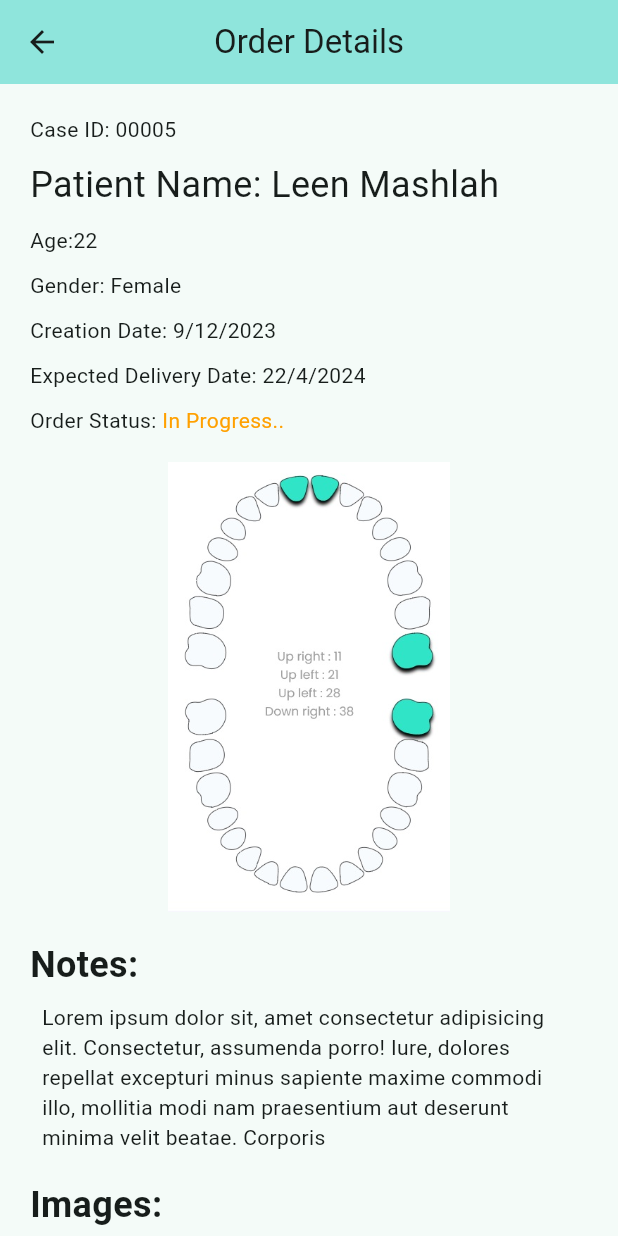
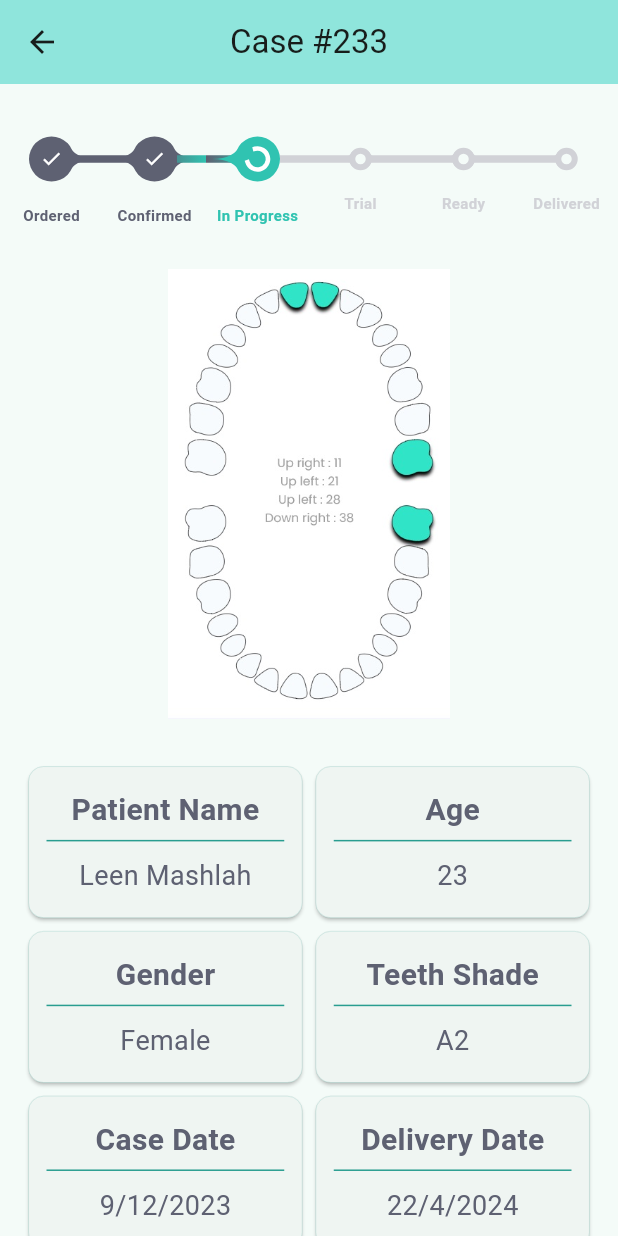
Before and after one commit to CS-PRO1/Project_Lambda_Dental, a Flutter app: the OrderDetailsScreen screen opened by its route, on a phone screen of 412 x 824 dp. Run offline on Flutter 3.47's test engine with Material 3 defaults, Android fonts, the phone set to English and light mode, and no system bars; drawn by our look-alikes of timelines; our stand-ins replace dio, fluttertoast, get, image_picker, path_drawing, shared_preferences; accounts and stored records are empty.

Commit message:
Orderdetails redesign #1

```diff
--- a/lib/View/basics/LoginScreen.dart
+++ b/lib/View/basics/LoginScreen.dart
@@ -121,7 +121,7 @@ class LoginScreen extends GetView {
                                           //       emailcontroller.text,
                                           //       passwordcontroller.text);
                                           // }
-                                          Get.toNamed('/orderlist');
+                                          Get.offAndToNamed('/orderlist');
                                         },
                                         child: Container(
                                           decoration: BoxDecoration(
--- a/lib/View/bill/bills.dart
+++ b/lib/View/bill/bills.dart
@@ -48,7 +48,7 @@ class Bills extends GetView {
     return Padding(
       padding: const EdgeInsets.all(15.0),
       child: InkWell(
-        onTap: () {},
+        onTap: () => Get.toNamed('billdetails'),
         child: Row(
           mainAxisAlignment: MainAxisAlignment.spaceBetween,
           children: [
--- a/lib/View/order/OrderDetailsScreen.dart
+++ b/lib/View/order/OrderDetailsScreen.dart
@@ -2,7 +2,38 @@ import 'package:flutter/cupertino.dart';
 import 'package:flutter/material.dart';
 import 'package:flutter/widgets.dart';
 import 'package:get/get.dart';
+import 'package:project_lambda_dental/shared/component/components.dart';
 import 'package:project_lambda_dental/shared/component/constants.dart';
+
+import '../../shared/component/ProcessTimeline.dart';
+
+const _orderdetailstitles = [
+  'Patient Name',
+  'Age',
+  'Gender',
+  'Teeth Shade',
+  'Case Date',
+  'Delivery Date',
+  'Repeat Case?',
+  'Need Trial?',
+];
+
+const _orderdetailsinfo = [
+  'Leen Mashlah',
+  '23',
+  'Female',
+  'A2',
+  '9/12/2023',
+  '22/4/2024',
+  'No',
+  'No',
+];
+
+const _orderdetailsicons = [
+  Icon(Icons.abc),
+  Icon(Icons.abc),
+  Icon(Icons.abc),
+];
 
 class OrderDetailsScreen extends StatelessWidget {
   const OrderDetailsScreen({super.key});
@@ -10,62 +41,26 @@ class OrderDetailsScreen extends StatelessWidget {
   @override
   Widget build(BuildContext context) {
     return Scaffold(
+      //backgroundColor: bgdark,
       appBar: AppBar(
-        title: Text('Order Details'.tr),
+        elevation: 0,
+        scrolledUnderElevation: 0,
+        title: Text(
+          'Case #'.tr + '233',
+        ),
         backgroundColor: cyan200,
         centerTitle: true,
       ),
       body: SingleChildScrollView(
         physics: BouncingScrollPhysics(),
-        child: Padding(
-          padding: const EdgeInsets.all(20.0),
         child: Column(
-            //mainAxisAlignment: MainAxisAlignment.center,
+          children: [
+            processTimeline(context),
+            Padding(
+              padding: const EdgeInsets.all(15.0),
+              child: Column(
                 crossAxisAlignment: CrossAxisAlignment.start,
                 children: [
-              Text('Case ID: '.tr + '00005'),
-              SizedBox(
-                height: 10,
-              ),
-              Text(
-                'Patient Name: '.tr + 'Leen Mashlah',
-                style: TextStyle(
-                  fontSize: 24,
-                ),
-              ),
-              SizedBox(
-                height: 10,
-              ),
-              Text('Age:'.tr + '22'),
-              SizedBox(
-                height: 10,
-              ),
-              Text('Gender: '.tr + 'Female'.tr),
-              SizedBox(
-                height: 10,
-              ),
-              Text('Creation Date: ' + '9/12/2023'),
-              SizedBox(
-                height: 10,
-              ),
-              Text('Expected Delivery Date: ' + '22/4/2024'),
-              SizedBox(
-                height: 10,
-              ),
-              Row(
-                children: [
-                  Text('Order Status: '.tr),
-                  Text(
-                    'In Progress..'.tr,
-                    style: TextStyle(
-                      color: Colors.amber[700],
-                    ),
-                  ),
-                ],
-              ),
-              SizedBox(
-                height: 10,
-              ),
                   Center(
                     child: Padding(
                       padding: const EdgeInsets.all(8.0),
@@ -78,15 +73,30 @@ class OrderDetailsScreen extends StatelessWidget {
                   SizedBox(
                     height: 10,
                   ),
-              Text(
-                'Notes:'.tr,
-                style: TextStyle(fontWeight: FontWeight.bold, fontSize: 24),
+                  SizedBox(
+                    height: 10,
                   ),
-              Padding(
-                padding: const EdgeInsets.all(8.0),
-                child: Text(
+                  GridView.count(
+                      childAspectRatio: 1.75,
+                      physics: NeverScrollableScrollPhysics(),
+                      shrinkWrap: true,
+                      crossAxisCount: 2,
+                      crossAxisSpacing: 1,
+                      mainAxisSpacing: 1,
+                      children: List.generate(
+                          _orderdetailstitles.length,
+                          (index) => orderdetailsCard(
+                                title: _orderdetailstitles[index],
+                                description: _orderdetailsinfo[index],
+                              ))),
+                  SizedBox(
+                    height: 10,
+                  ),
+                  orderdetailsCard(
+                      centertitle: false,
+                      title: 'Notes: ',
+                      description:
                           'Lorem ipsum dolor sit, amet consectetur adipisicing elit. Consectetur, assumenda porro! Iure, dolores repellat excepturi minus sapiente maxime commodi illo, mollitia modi nam praesentium aut deserunt minima velit beatae. Corporis'),
-              ),
                   SizedBox(
                     height: 10,
                   ),
@@ -294,6 +304,8 @@ class OrderDetailsScreen extends StatelessWidget {
                 ],
               ),
             ),
+          ],
+        ),
       ),
     );
   }
--- /dev/null
+++ b/lib/shared/component/ProcessTimeline.dart
@@ -0,0 +1,234 @@
+import 'dart:math';
+import 'dart:ui';
+//import 'dart:ffi';
+
+import 'package:flutter/material.dart';
+import 'package:project_lambda_dental/shared/component/constants.dart';
+import 'package:timelines/timelines.dart';
+
+const kTileHeight = 50.0;
+
+const completeColor = Color(0xff5e6172);
+const inProgressColor = cyan300;
+const todoColor = Color(0xffd1d2d7);
+
+const _processes = [
+  'Ordered',
+  'Confirmed',
+  'In Progress',
+  'Trial',
+  'Ready',
+  'Delivered',
+];
+
+Widget processTimeline(BuildContext context) {
+  int _processIndex = 2;
+
+  Color getColor(int index) {
+    if (index == _processIndex) {
+      return inProgressColor;
+    } else if (index < _processIndex) {
+      return completeColor;
+    } else {
+      return todoColor;
+    }
+  }
+
+  return SizedBox(
+    height: 100,
+    width: MediaQuery.of(context).size.width,
+    child: Timeline.tileBuilder(
+      theme: TimelineThemeData(
+        direction: Axis.horizontal,
+        connectorTheme: ConnectorThemeData(
+          space: 30.0,
+          thickness: 5.0,
+        ),
+      ),
+      builder: TimelineTileBuilder.connected(
+        connectionDirection: ConnectionDirection.before,
+        itemExtentBuilder: (_, __) =>
+            MediaQuery.of(context).size.width / _processes.length,
+        oppositeContentsBuilder: (context, index) {
+          return Padding(
+            padding: const EdgeInsets.only(bottom: 15.0),
+          );
+        },
+        contentsBuilder: (context, index) {
+          return Padding(
+            padding: const EdgeInsets.only(top: 15.0),
+            child: Text(
+              _processes[index],
+              style: TextStyle(
+                fontWeight: FontWeight.bold,
+                fontSize: 10,
+                color: getColor(index),
+              ),
+            ),
+          );
+        },
+        indicatorBuilder: (_, index) {
+          var color;
+          var child;
+          if (index == _processIndex) {
+            color = inProgressColor;
+            child = Padding(
+              padding: const EdgeInsets.all(8.0),
+              child: CircularProgressIndicator(
+                strokeWidth: 3.0,
+                valueColor: AlwaysStoppedAnimation(Colors.white),
+              ),
+            );
+          } else if (index < _processIndex) {
+            color = completeColor;
+            child = Icon(
+              Icons.check,
+              color: Colors.white,
+              size: 15.0,
+            );
+          } else {
+            color = todoColor;
+          }
+
+          if (index <= _processIndex) {
+            return Stack(
+              children: [
+                CustomPaint(
+                  size: Size(30.0, 30.0),
+                  painter: _BezierPainter(
+                    color: color,
+                    drawStart: index > 0,
+                    drawEnd: index < _processIndex,
+                  ),
+                ),
+                DotIndicator(
+                  size: 30.0,
+                  color: color,
+                  child: child,
+                ),
+              ],
+            );
+          } else {
+            return Stack(
+              children: [
+                CustomPaint(
+                  size: Size(15.0, 15.0),
+                  painter: _BezierPainter(
+                    color: color,
+                    drawEnd: index < _processes.length - 1,
+                  ),
+                ),
+                OutlinedDotIndicator(
+                  borderWidth: 4.0,
+                  color: color,
+                ),
+              ],
+            );
+          }
+        },
+        connectorBuilder: (_, index, type) {
+          if (index > 0) {
+            if (index == _processIndex) {
+              final prevColor = getColor(index - 1);
+              final color = getColor(index);
+              List<Color> gradientColors;
+              if (type == ConnectorType.start) {
+                gradientColors = [Color.lerp(prevColor, color, 0.5)!, color];
+              } else {
+                gradientColors = [
+                  prevColor,
+                  Color.lerp(prevColor, color, 0.5)!
+                ];
+              }
+              return DecoratedLineConnector(
+                decoration: BoxDecoration(
+                  gradient: LinearGradient(
+                    colors: gradientColors,
+                  ),
+                ),
+              );
+            } else {
+              return SolidLineConnector(
+                color: getColor(index),
+              );
+            }
+          } else {
+            return null;
+          }
+        },
+        itemCount: _processes.length,
+      ),
+    ),
+  );
+}
+
+/// hardcoded bezier painter
+/// TODO: Bezier curve into package component
+class _BezierPainter extends CustomPainter {
+  const _BezierPainter({
+    required this.color,
+    this.drawStart = true,
+    this.drawEnd = true,
+  });
+
+  final Color color;
+  final bool drawStart;
+  final bool drawEnd;
+
+  Offset _offset(double radius, double angle) {
+    return Offset(
+      radius * cos(angle) + radius,
+      radius * sin(angle) + radius,
+    );
+  }
+
+  @override
+  void paint(Canvas canvas, Size size) {
+    final paint = Paint()
+      ..style = PaintingStyle.fill
+      ..color = color;
+
+    final radius = size.width / 2;
+
+    var angle;
+    var offset1;
+    var offset2;
+
+    var path;
+
+    if (drawStart) {
+      angle = 3 * pi / 4;
+      offset1 = _offset(radius, angle);
+      offset2 = _offset(radius, -angle);
+      path = Path()
+        ..moveTo(offset1.dx, offset1.dy)
+        ..quadraticBezierTo(0.0, size.height / 2, -radius,
+            radius) // TODO connector start & gradient
+        ..quadraticBezierTo(0.0, size.height / 2, offset2.dx, offset2.dy)
+        ..close();
+
+      canvas.drawPath(path, paint);
+    }
+    if (drawEnd) {
+      angle = -pi / 4;
+      offset1 = _offset(radius, angle);
+      offset2 = _offset(radius, -angle);
+
+      path = Path()
+        ..moveTo(offset1.dx, offset1.dy)
+        ..quadraticBezierTo(size.width, size.height / 2, size.width + radius,
+            radius) // TODO connector end & gradient
+        ..quadraticBezierTo(size.width, size.height / 2, offset2.dx, offset2.dy)
+        ..close();
+
+      canvas.drawPath(path, paint);
+    }
+  }
+
+  @override
+  bool shouldRepaint(_BezierPainter oldDelegate) {
+    return oldDelegate.color != color ||
+        oldDelegate.drawStart != drawStart ||
+        oldDelegate.drawEnd != drawEnd;
+  }
+}
--- a/lib/shared/component/components.dart
+++ b/lib/shared/component/components.dart
@@ -1,4 +1,3 @@
-import 'dart:ffi';
 import 'dart:io';
 
 import 'package:flutter/cupertino.dart';
@@ -127,8 +126,7 @@ Widget datePicker(BuildContext context) {
     child: Card(
       color: bglight,
       elevation: 1,
-      shape:
-          LinearBorder.bottom(side: BorderSide(color: cyan400, width: 2)),
+      shape: LinearBorder.bottom(side: BorderSide(color: cyan400, width: 2)),
       child: InkWell(
         onTap: _showDatePicker,
         child: Padding(
@@ -216,3 +214,52 @@ Widget myTextField(TextEditingController controller, BuildContext context,
     ),
   );
 }
+
+Widget orderdetailsCard({
+  required String title,
+  required String description,
+  Icon? icon,
+  bool centertitle = true,
+}) {
+  return Card(
+    shape: RoundedRectangleBorder(
+        side: BorderSide(width: .1, color: cyan400),
+        borderRadius: BorderRadius.all(Radius.circular(10))),
+    child: Padding(
+      padding: const EdgeInsets.all(12.0),
+      child: Column(
+        crossAxisAlignment: CrossAxisAlignment.center,
+        mainAxisAlignment: MainAxisAlignment.spaceAround,
+        children: [
+          Row(
+            mainAxisAlignment: centertitle
+                ? MainAxisAlignment.center
+                : MainAxisAlignment.start,
+            children: [
+              Text(
+                title,
+                style: TextStyle(
+                    fontSize: 20,
+                    fontWeight: FontWeight.bold,
+                    color: Color(0xff5e6172)),
+              ),
+            ],
+          ),
+          Container(
+            height: 1,
+            width: double.infinity,
+            color: cyan400,
+            margin: EdgeInsets.only(bottom: 5),
+          ),
+          Text(
+            description,
+            style: TextStyle(
+              fontSize: 18,
+              color: Color(0xff5e6172),
+            ),
+          ),
+        ],
+      ),
+    ),
+  );
+}
--- a/pubspec.yaml
+++ b/pubspec.yaml
@@ -43,6 +43,7 @@ dependencies:
   xml:
   path_drawing:
   get_storage:
+  timelines: ^0.1.0
 
 dev_dependencies:
   flutter_test:
```
Also changed, not shown: lib/View/order/OrderListScreen.dart (+40 -17 lines), lib/shared/component/constants.dart (line endings or trailing spaces), pubspec.lock. Lines whose indentation alone changed are shown as unchanged.
